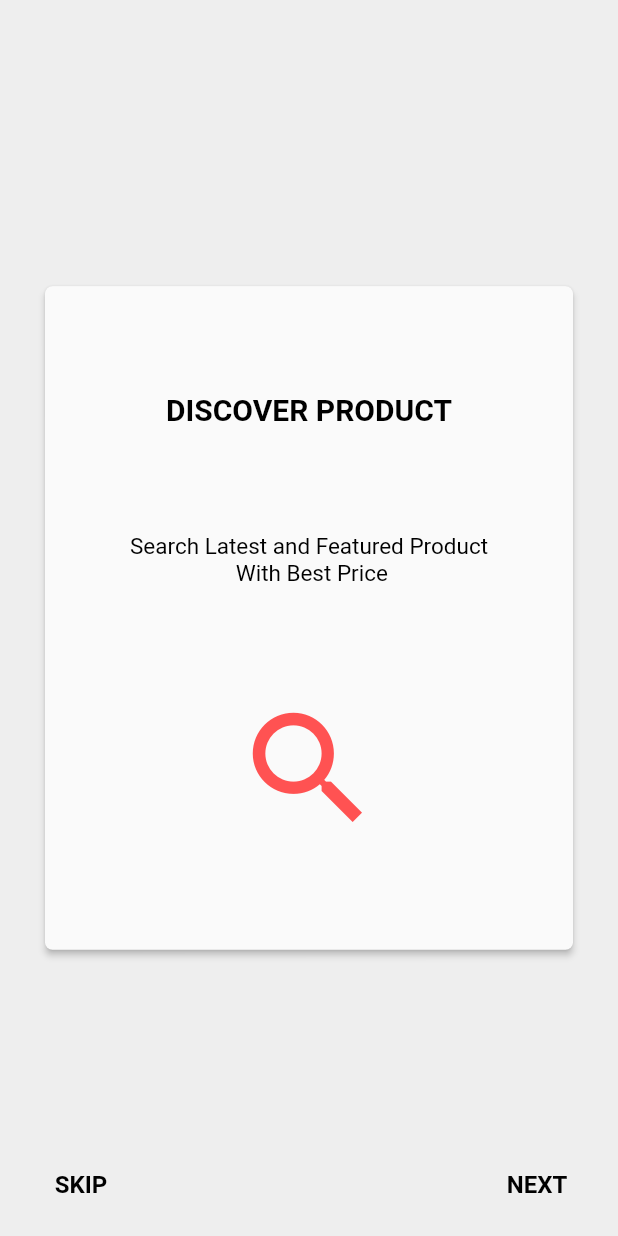
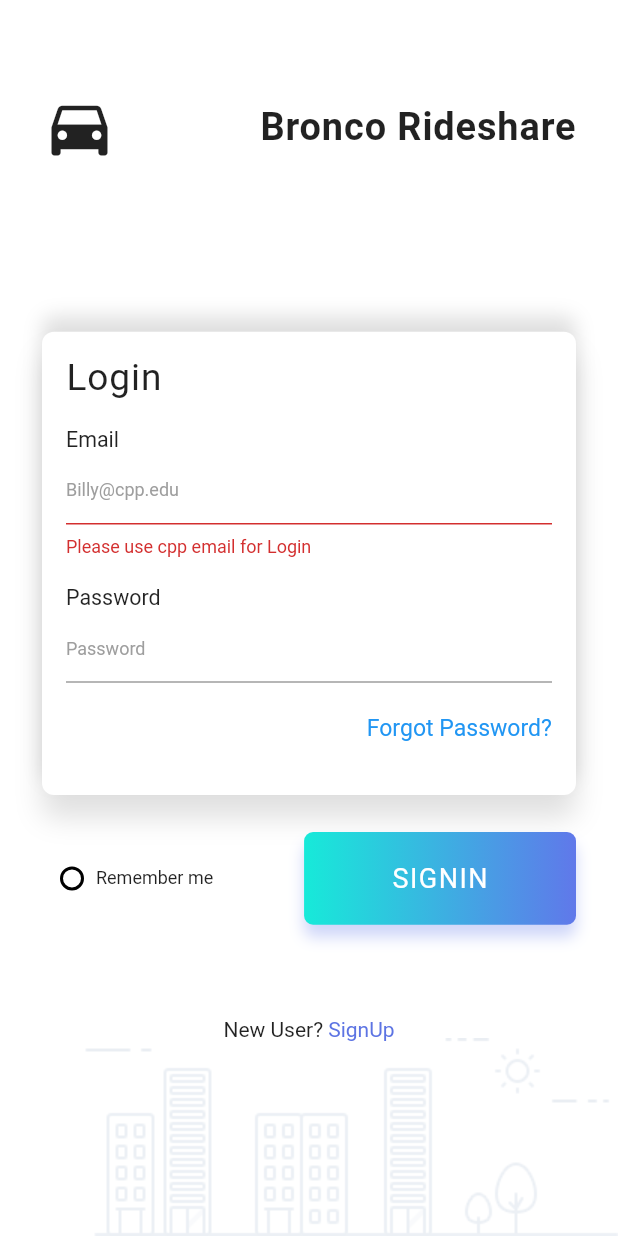
Before and after one commit to CarSmack/BroncoRideShare, a Flutter app: the screen it shows after launch, after a tap on "NEXT", after a tap on "SKIP", on a phone screen of 412 x 824 dp. Run offline on Flutter 3.47's test engine with Material 2 defaults, Android fonts, the phone set to English and light mode, and no system bars; our stand-ins replace flutter_screenutil; Roboto replaces fonts that are missing (Poppins-Bold, Poppins-Medium).

Commit message:
Add Authentication page and some more changes to codebase

```diff
--- /dev/null
+++ b/lib/Widgets/FormCard.dart
@@ -0,0 +1,85 @@
+import 'package:flutter/material.dart';
+import 'package:flutter/services.dart';
+import 'package:flutter_screenutil/flutter_screenutil.dart';
+
+class FormCard extends StatelessWidget {
+  @override
+  Widget build(BuildContext context) {
+    return new Container(
+      width: double.infinity,
+      height: ScreenUtil.getInstance().setHeight(500),
+      decoration: BoxDecoration(
+          color: Colors.white,
+          borderRadius: BorderRadius.circular(8.0),
+          boxShadow: [
+            BoxShadow(
+                color: Colors.black12,
+                offset: Offset(0.0, 15.0),
+                blurRadius: 15.0),
+            BoxShadow(
+                color: Colors.black12,
+                offset: Offset(0.0, -10.0),
+                blurRadius: 10.0),
+          ]),
+      child: Padding(
+        padding: EdgeInsets.only(left: 16.0, right: 16.0, top: 16.0),
+        child: Column(
+          crossAxisAlignment: CrossAxisAlignment.start,
+          children: <Widget>[
+            Text("Login",
+                style: TextStyle(
+                    fontSize: ScreenUtil.getInstance().setSp(45),
+                    fontFamily: "Poppins-Bold",
+                    letterSpacing: .6)),
+            SizedBox(
+              height: ScreenUtil.getInstance().setHeight(30),
+            ),
+            Text("Email",
+                style: TextStyle(
+                    fontFamily: "Poppins-Medium",
+                    fontSize: ScreenUtil.getInstance().setSp(26))),
+            TextFormField(
+              validator: (String value) {
+                return value.contains('@cpp.edu') ? null : 'Please use cpp email for Login';
+              },
+              autovalidate: true,
+              keyboardType: TextInputType.emailAddress,
+              decoration: InputDecoration(
+                  hintText: "Billy@cpp.edu",
+                  hintStyle: TextStyle(color: Colors.grey, fontSize: 12.0)),
+            ),
+            SizedBox(
+              height: ScreenUtil.getInstance().setHeight(30),
+            ),
+            Text("Password",
+                style: TextStyle(
+                    fontFamily: "Poppins-Medium",
+                    fontSize: ScreenUtil.getInstance().setSp(26))),
+            TextFormField(
+              obscureText: true,
+              keyboardType: TextInputType.visiblePassword,
+              decoration: InputDecoration(
+                  hintText: "Password",
+                  hintStyle: TextStyle(color: Colors.grey, fontSize: 12.0)),
+            ),
+            SizedBox(
+              height: ScreenUtil.getInstance().setHeight(35),
+            ),
+            Row(
+              mainAxisAlignment: MainAxisAlignment.end,
+              children: <Widget>[
+                Text(
+                  "Forgot Password?",
+                  style: TextStyle(
+                      color: Colors.blue,
+                      fontFamily: "Poppins-Medium",
+                      fontSize: ScreenUtil.getInstance().setSp(28)),
+                )
+              ],
+            )
+          ],
+        ),
+      ),
+    );
+  }
+}
--- a/lib/main.dart
+++ b/lib/main.dart
@@ -1,6 +1,7 @@
-import 'package:broncorideshare/introPage.dart';
+import 'package:broncorideshare/pages/introPage.dart';
 import 'package:flutter/material.dart';
 import 'dart:async';
+
 void main() => runApp(MyApp());
 var routes = <String, WidgetBuilder>{
   "/intro": (BuildContext context) => IntroScreen(),
@@ -92,6 +93,7 @@ class _WelcomeScreenState extends State<WelcomeScreen> {
                     )
                   ],
                 ),
+
               )
 
             ],
--- /dev/null
+++ b/lib/pages/authenPage.dart
@@ -0,0 +1,172 @@
+import 'package:flutter/material.dart';
+import 'package:flutter_screenutil/flutter_screenutil.dart';
+import 'package:broncorideshare/Widgets/FormCard.dart';
+class authenticationPage extends StatefulWidget {
+  @override
+  _authenticationPageState createState() => _authenticationPageState();
+}
+
+class _authenticationPageState extends State<authenticationPage> {
+  bool _isSelected = false;
+  void _radio() {
+    setState(() {
+      _isSelected = !_isSelected;
+    });
+  }
+
+  Widget radioButton(bool isSelected) => Container(
+    width: 16.0,
+    height: 16.0,
+    padding: EdgeInsets.all(2.0),
+    decoration: BoxDecoration(
+        shape: BoxShape.circle,
+        border: Border.all(width: 2.0, color: Colors.black)),
+    child: isSelected
+        ? Container(
+      width: double.infinity,
+      height: double.infinity,
+      decoration:
+      BoxDecoration(shape: BoxShape.circle, color: Colors.black),
+    )
+        : Container(),
+  );
+
+  Widget horizontalLine() => Padding(
+    padding: EdgeInsets.symmetric(horizontal: 16.0),
+    child: Container(
+      width: ScreenUtil.getInstance().setWidth(120),
+      height: 1.0,
+      color: Colors.black26.withOpacity(.2),
+    ),
+  );
+  @override
+  Widget build(BuildContext context) {
+    ScreenUtil.instance = ScreenUtil.getInstance()..init(context);
+    ScreenUtil.instance =
+        ScreenUtil(width: 750, height: 1334, allowFontScaling: true);
+    return Scaffold(
+      backgroundColor: Colors.white,
+      resizeToAvoidBottomPadding: true,
+      body:Stack(
+        fit: StackFit.expand,
+        children: <Widget>[
+          Column(
+            crossAxisAlignment: CrossAxisAlignment.end,
+            children: <Widget>[
+//              Padding(
+//                padding: EdgeInsets.only(top:20.0),
+//                child: Image.asset("assets/image_01.png"),
+//              ),
+              Expanded(
+                child:Container(),
+              ),
+              Image.asset("assets/image_02.png"),
+            ],
+
+          ),
+          SingleChildScrollView(
+            child: Padding(
+              padding: EdgeInsets.only(left: 28.0, right: 28.0, top: 60.0),
+              child: Column(
+                children: <Widget>[
+                  Row(
+                    mainAxisAlignment: MainAxisAlignment.spaceBetween,
+                    children: <Widget>[
+                      Icon(Icons.directions_car,
+                      size: 50,),
+                      Text("Bronco Rideshare",
+                          style: TextStyle(
+                              fontFamily: "Poppins-Bold",
+                              fontSize: ScreenUtil.getInstance().setSp(46),
+                              letterSpacing: .6,
+                              fontWeight: FontWeight.bold))
+                    ],
+                  ),
+                  SizedBox(
+                    height: ScreenUtil.getInstance().setHeight(180),
+                  ),
+                  FormCard(),
+                  SizedBox(height: ScreenUtil.getInstance().setHeight(40)),
+                  Row(
+                    mainAxisAlignment: MainAxisAlignment.spaceBetween,
+                    children: <Widget>[
+                      Row(
+                        children: <Widget>[
+                          SizedBox(
+                            width: 12.0,
+                          ),
+                          GestureDetector(
+                            onTap: _radio,
+                            child: radioButton(_isSelected),
+                          ),
+                          SizedBox(
+                            width: 8.0,
+                          ),
+                          Text("Remember me",
+                              style: TextStyle(
+                                  fontSize: 12, fontFamily: "Poppins-Medium"))
+                        ],
+                      ),
+                      InkWell(
+                        child: Container(
+                          width: ScreenUtil.getInstance().setWidth(330),
+                          height: ScreenUtil.getInstance().setHeight(100),
+                          decoration: BoxDecoration(
+                              gradient: LinearGradient(colors: [
+                                Color(0xFF17ead9),
+                                Color(0xFF6078ea)
+                              ]),
+                              borderRadius: BorderRadius.circular(6.0),
+                              boxShadow: [
+                                BoxShadow(
+                                    color: Color(0xFF6078ea).withOpacity(.3),
+                                    offset: Offset(0.0, 8.0),
+                                    blurRadius: 8.0)
+                              ]),
+                          child: Material(
+                            color: Colors.transparent,
+                            child: InkWell(
+                              onTap: () {},
+                              child: Center(
+                                child: Text("SIGNIN",
+                                    style: TextStyle(
+                                        color: Colors.white,
+                                        fontFamily: "Poppins-Bold",
+                                        fontSize: 18,
+                                        letterSpacing: 1.0)),
+                              ),
+                            ),
+                          ),
+                        ),
+                      )
+                    ],
+                  ),
+                  SizedBox(
+                    height: ScreenUtil.getInstance().setHeight(100),
+                  ),
+//
+                  Row(
+                    mainAxisAlignment: MainAxisAlignment.center,
+                    children: <Widget>[
+                      Text(
+                        "New User? ",
+                        style: TextStyle(fontFamily: "Poppins-Medium"),
+                      ),
+                      InkWell(
+                        onTap: () {},
+                        child: Text("SignUp",
+                            style: TextStyle(
+                                color: Color(0xFF5d74e3),
+                                fontFamily: "Poppins-Bold")),
+                      )
+                    ],
+                  )
+                ],
+              ),
+            ),
+          )
+        ],
+      )
+    );
+  }
+}
--- a/lib/introPage.dart
+++ b/lib/pages/introPage.dart
@@ -1,8 +1,8 @@
 
 import 'package:flutter/material.dart';
 
-import 'package:broncorideshare/Walkthrough.dart';
-
+import 'package:broncorideshare/utils/Walkthrough.dart';
+import 'package:broncorideshare/pages/authenPage.dart';
 class IntroScreen extends StatefulWidget {
   @override
   IntroScreenState createState() {
@@ -43,24 +43,24 @@ class IntroScreenState extends State<IntroScreen> {
             child: PageView(
               children: <Widget>[
                 Walkthrough(
-                  title: "WELCOME",
-                  content: "Flutkart is Premium Online Shopping\n Platform for Everyone",
-                  imageIcon: Icons.mobile_screen_share,
+                  title: "Welcome",
+                  content: "Bronco RideShare is made for Only Cal Poly Pomona students",
+                  imageIcon: Icons.airport_shuttle,
                 ),
                 Walkthrough(
-                  title: "DISCOVER PRODUCT",
-                  content: "Search Latest and Featured Product\n With Best Price",
+                  title: "Search and Commute Safe",
+                  content: "Commute More Safe With The Student Who live near you",
                   imageIcon: Icons.search,
                 ),
                 Walkthrough(
-                  title:"ADD TO CART",
-                  content: "Add to Cart All Product You need\n And Checkout the Order",
-                  imageIcon: Icons.shopping_cart,
+                  title:"Make Friends and Ride",
+                  content: "chatroom to communicate one another in a safe environment",
+                  imageIcon: Icons.verified_user,
                 ),
                 Walkthrough(
-                  title: "VERIFY AND RECEIVE",
-                  content:  "We Will Verify Your Order\n Pay the bill and Receive the Product",
-                  imageIcon: Icons.verified_user,
+                  title: "Rate & Reward",
+                  content:  "Reward the Driver and Rate the Driver for safer community ",
+                  imageIcon: Icons.rate_review,
                 ),
               ],
               controller: controller,
@@ -80,7 +80,7 @@ class IntroScreenState extends State<IntroScreen> {
                           fontWeight: FontWeight.bold,
                           fontSize: 16.0)),
                   onPressed: () =>
-                  lastPage ? null : Navigator.pushNamed(context, '/home'),
+                  lastPage ? null : Navigator.push(context, MaterialPageRoute(builder: (context)=> authenticationPage())),
                 ),
                 FlatButton(
                   child: Text(lastPage ? "GOT IT" : "NEXT",
@@ -89,7 +89,8 @@ class IntroScreenState extends State<IntroScreen> {
                           fontWeight: FontWeight.bold,
                           fontSize: 16.0)),
                   onPressed: () => lastPage
-                      ? Navigator.pushNamed(context, '/intro')
+//                      ? Navigator.pushNamed(context, '/authen')
+                      ? Navigator.push(context, MaterialPageRoute(builder: (context)=> authenticationPage()))
                       : controller.nextPage(
                       duration: Duration(milliseconds: 300),
                       curve: Curves.easeIn),
```
Also changed, not shown: pubspec.yaml (+20 -0 lines), assets/CustomIcons.ttf (added), assets/Poppins-Bold.ttf (added), assets/Poppins-Medium.ttf (added), assets/image_02.png (added), lib/utils/walkthrough.dart (renamed from lib/walkthrough.dart), pubspec.lock.
